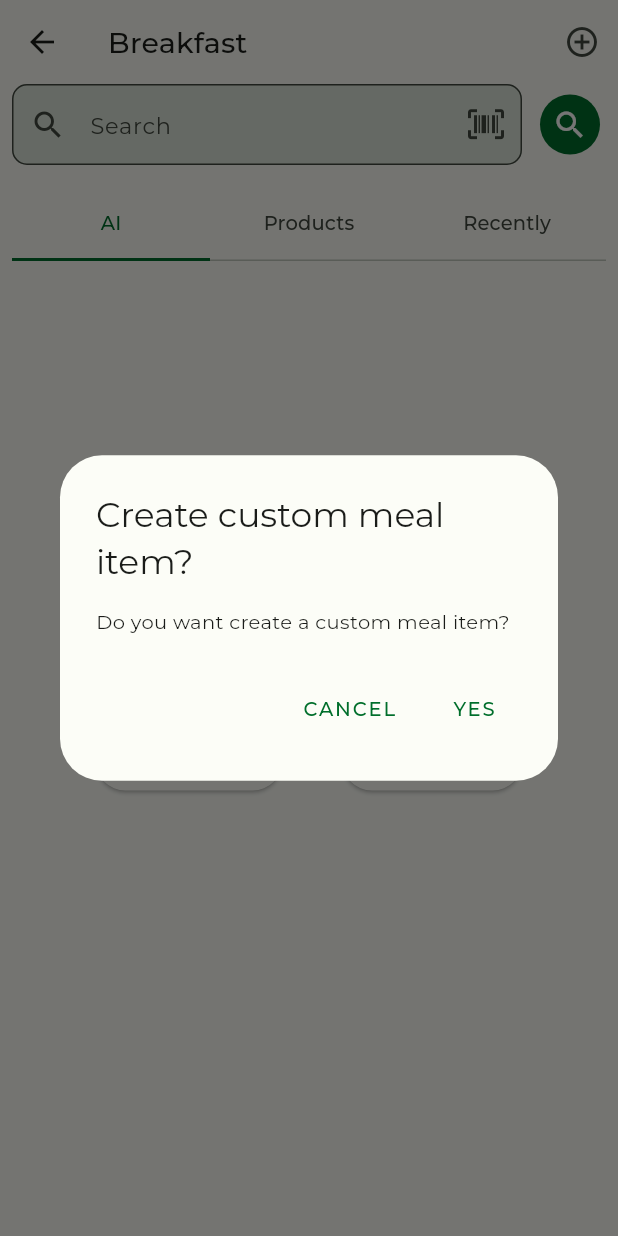
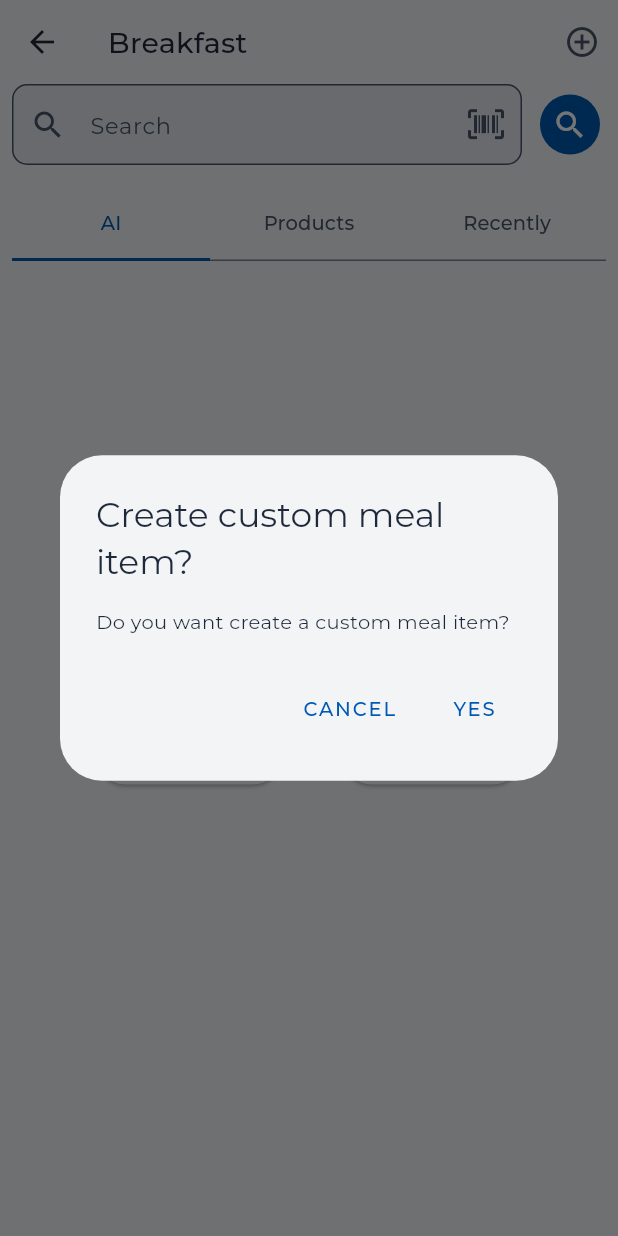
Before and after one commit to oasisjpeg/CalorieAI, a Flutter app: the AddMealScreen screen opened directly with empty values, after a tap on the "add circle outline" icon, on a phone screen of 412 x 824 dp. Run offline on Flutter 3.47's test engine with Material 3 defaults, Android fonts, the phone set to English and light mode, and no system bars; our stand-ins replace animated_flip_counter, auto_size_text, cached_network_image, envied, equatable, file_picker and 14 more; missing offline and left inert: horizontal_picker, mobile_scanner; accounts and stored records are empty; generated files the repository leaves out were written again.

Commit message:
changed app icon, added gemini prompt, changed standard color to blue

```diff
--- a/lib/core/styles/color_schemes.dart
+++ b/lib/core/styles/color_schemes.dart
@@ -6,64 +6,64 @@ import 'package:flutter/material.dart';
 ///
 const lightColorScheme = ColorScheme(
   brightness: Brightness.light,
-  primary: Color(0xFF006E2B),
+  primary: Color(0xFF0059B3), // Modern blue
   onPrimary: Color(0xFFFFFFFF),
-  primaryContainer: Color(0xFF69FF89),
-  onPrimaryContainer: Color(0xFF002108),
-  secondary: Color(0xFF516351),
+  primaryContainer: Color(0xFFB3E5FC), // Light blue
+  onPrimaryContainer: Color(0xFF003162),
+  secondary: Color(0xFF4285F4), // Google blue
   onSecondary: Color(0xFFFFFFFF),
-  secondaryContainer: Color(0xFFD4E8D1),
-  onSecondaryContainer: Color(0xFF0F1F11),
-  tertiary: Color(0xFF39656C),
+  secondaryContainer: Color(0xFFE3F2FD),
+  onSecondaryContainer: Color(0xFF1976D2),
+  tertiary: Color(0xFF2196F3), // Light blue
   onTertiary: Color(0xFFFFFFFF),
-  tertiaryContainer: Color(0xFFBDEAF3),
-  onTertiaryContainer: Color(0xFF001F24),
+  tertiaryContainer: Color(0xFFE3F2FD),
+  onTertiaryContainer: Color(0xFF1976D2),
   error: Color(0xFFBA1A1A),
   errorContainer: Color(0xFFFFDAD6),
   onError: Color(0xFFFFFFFF),
   onErrorContainer: Color(0xFF410002),
-  surface: Color(0xFFFCFDF7),
-  onSurface: Color(0xFF1A1C19),
-  surfaceContainerHighest: Color(0xFFDDE5D9),
-  onSurfaceVariant: Color(0xFF424940),
-  outline: Color(0xFF727970),
-  onInverseSurface: Color(0xFFF0F1EB),
-  inverseSurface: Color(0xFF2E312D),
-  inversePrimary: Color(0xFF33E36A),
+  surface: Color(0xFFF3F4F6), // Light gray
+  onSurface: Color(0xFF1E293B),
+  surfaceContainerHighest: Color(0xFFE2E8F0),
+  onSurfaceVariant: Color(0xFF475569),
+  outline: Color(0xFF94A3B8),
+  onInverseSurface: Color(0xFFE2E8F0),
+  inverseSurface: Color(0xFF334155),
+  inversePrimary: Color(0xFFB3E5FC),
   shadow: Color(0xFF000000),
-  surfaceTint: Color(0xFF006E2B),
-  outlineVariant: Color(0xFFC1C9BE),
+  surfaceTint: Color(0xFF0059B3),
+  outlineVariant: Color(0xFF748594),
   scrim: Color(0xFF000000),
 );
 
 const darkColorScheme = ColorScheme(
   brightness: Brightness.dark,
-  primary: Color(0xFF33E36A),
-  onPrimary: Color(0xFF003913),
-  primaryContainer: Color(0xFF00531F),
-  onPrimaryContainer: Color(0xFF69FF89),
-  secondary: Color(0xFFB8CCB5),
-  onSecondary: Color(0xFF243425),
-  secondaryContainer: Color(0xFF3A4B3A),
-  onSecondaryContainer: Color(0xFFD4E8D1),
-  tertiary: Color(0xFFA1CED6),
-  onTertiary: Color(0xFF00363D),
-  tertiaryContainer: Color(0xFF1F4D54),
-  onTertiaryContainer: Color(0xFFBDEAF3),
+  primary: Color(0xFFB3E5FC),
+  onPrimary: Color(0xFF003162),
+  primaryContainer: Color(0xFF004A93),
+  onPrimaryContainer: Color(0xFFB3E5FC),
+  secondary: Color(0xFFBBDEFB),
+  onSecondary: Color(0xFF1976D2),
+  secondaryContainer: Color(0xFF1976D2),
+  onSecondaryContainer: Color(0xFFBBDEFB),
+  tertiary: Color(0xFFBBDEFB),
+  onTertiary: Color(0xFF1976D2),
+  tertiaryContainer: Color(0xFF1976D2),
+  onTertiaryContainer: Color(0xFFBBDEFB),
   error: Color(0xFFFFB4AB),
   errorContainer: Color(0xFF93000A),
   onError: Color(0xFF690005),
   onErrorContainer: Color(0xFFFFDAD6),
-  surface: Color(0xFF1A1C19),
-  onSurface: Color(0xFFE2E3DD),
-  surfaceContainerHighest: Color(0xFF424940),
-  onSurfaceVariant: Color(0xFFC1C9BE),
-  outline: Color(0xFF8B9389),
-  onInverseSurface: Color(0xFF1A1C19),
-  inverseSurface: Color(0xFFE2E3DD),
-  inversePrimary: Color(0xFF006E2B),
+  surface: Color(0xFF1E293B),
+  onSurface: Color(0xFFE2E8F0),
+  surfaceContainerHighest: Color(0xFF475569),
+  onSurfaceVariant: Color(0xFFC7D2E4),
+  outline: Color(0xFF8690A1),
+  onInverseSurface: Color(0xFF1E293B),
+  inverseSurface: Color(0xFFE2E8F0),
+  inversePrimary: Color(0xFF0059B3),
   shadow: Color(0xFF000000),
-  surfaceTint: Color(0xFF33E36A),
-  outlineVariant: Color(0xFF424940),
+  surfaceTint: Color(0xFFB3E5FC),
+  outlineVariant: Color(0xFF475569),
   scrim: Color(0xFF000000),
 );
--- a/lib/features/add_meal/presentation/widgets/food_image_analyzer.dart
+++ b/lib/features/add_meal/presentation/widgets/food_image_analyzer.dart
@@ -4,6 +4,7 @@ import 'dart:typed_data';
 import 'package:opennutritracker/core/services/imgbb_service.dart';
 
 import 'package:flutter/material.dart';
+import 'package:flutter/services.dart';
 import 'package:image_picker/image_picker.dart';
 import 'package:logging/logging.dart';
 import 'package:opennutritracker/core/domain/entity/intake_type_entity.dart';
@@ -36,12 +37,15 @@ class FoodImageAnalyzer extends StatefulWidget {
 class _FoodImageAnalyzerState extends State<FoodImageAnalyzer> {
   final log = Logger('FoodImageAnalyzer');
   final ImagePicker _picker = ImagePicker();
+  final FocusNode _promptFocusNode = FocusNode();
 
   File? _imageFile;
   bool _isAnalyzing = false;
   String _analysisResult = '';
   Map<String, dynamic>? _foodData;
   late GeminiService _geminiService;
+  final TextEditingController _promptController = TextEditingController();
+  bool _hasPrompt = false;
 
   // Flag to track if we can add this food to the meal log
 
@@ -79,6 +83,13 @@ class _FoodImageAnalyzerState extends State<FoodImageAnalyzer> {
     _geminiService = locator<GeminiService>();
   }
 
+  @override
+  void dispose() {
+    _promptController.dispose();
+    _promptFocusNode.dispose();
+    super.dispose();
+  }
+
   Future<void> _getImage(ImageSource source) async {
     try {
       final XFile? pickedFile = await _picker.pickImage(
@@ -93,10 +104,9 @@ class _FoodImageAnalyzerState extends State<FoodImageAnalyzer> {
           _imageFile = File(pickedFile.path);
           _analysisResult = '';
           _isAnalyzing = false;
+          _hasPrompt = false;
+          _promptController.clear();
         });
-
-        // Automatically analyze the image
-        _analyzeImage();
       }
     } catch (e) {
       log.severe('Error picking image: $e');
@@ -107,7 +117,7 @@ class _FoodImageAnalyzerState extends State<FoodImageAnalyzer> {
   }
 
   Future<void> _analyzeImage() async {
-    if (_imageFile == null) return;
+    if (_imageFile == null || !_hasPrompt) return;
 
     setState(() {
       _isAnalyzing = true;
@@ -116,8 +126,22 @@ class _FoodImageAnalyzerState extends State<FoodImageAnalyzer> {
     });
 
     try {
-      final imageBytes = await _imageFile!.readAsBytes();
-      final jsonResponse = await _geminiService.analyzeFoodImage(imageBytes);
+      final imageUrl = await _uploadImageToImgbb(_imageFile!);
+      if (imageUrl == null) {
+        setState(() {
+          _isAnalyzing = false;
+          _analysisResult = 'Failed to upload image';
+        });
+        return;
+      }
+
+      // Include the prompt in the Gemini analysis
+      final prompt = _promptController.text.trim();
+      final jsonResponse = await _geminiService.analyzeFoodImage(
+        imageBytes: _imageFile!.readAsBytesSync(),
+        context: context,
+        prompt: prompt,
+      );
 
       try {
         // Clean up the response if it contains markdown code blocks
@@ -154,18 +178,6 @@ class _FoodImageAnalyzerState extends State<FoodImageAnalyzer> {
         }
       } catch (jsonError) {
         log.warning('Error parsing JSON response: $jsonError');
-        setState(() {
-          // Fallback to showing the raw response
-          _analysisResult = jsonResponse;
-          _isAnalyzing = false;
-        });
-
-        // Try to extract search terms using the original method
-        final searchTerms =
-            await _geminiService.extractSearchTerms(jsonResponse);
-        if (searchTerms.isNotEmpty) {
-          widget.onSearchTermsExtracted(searchTerms);
-        }
       }
     } catch (e) {
       log.severe('Error analyzing image: $e');
@@ -258,14 +270,17 @@ class _FoodImageAnalyzerState extends State<FoodImageAnalyzer> {
     }
   }
 
-
-
   @override
   Widget build(BuildContext context) {
-    return SingleChildScrollView(
+    return GestureDetector(
+      onTap: () {
+        _promptFocusNode.unfocus();
+      },
+      child: SingleChildScrollView(
         child: Column(
           children: [
-          if (!_isAnalyzing)
+          // Show buttons if not analyzing and no image selected
+          if (!_isAnalyzing && _imageFile == null)
             Row(
               mainAxisAlignment: MainAxisAlignment.spaceEvenly,
               children: [
@@ -281,10 +296,16 @@ class _FoodImageAnalyzerState extends State<FoodImageAnalyzer> {
                 ),
               ],
             ),
+
+          // Show loading indicator while analyzing
           if (_isAnalyzing)
-            const Center(child: CircularProgressIndicator())
-          // Only show image and results if not analyzing
-          else if (_imageFile != null) ...[
+            const Padding(
+              padding: EdgeInsets.all(40.0),
+              child: Center(child: CircularProgressIndicator()),
+            ),
+
+          // Show image and prompt if image is selected and not analyzing
+          if (!_isAnalyzing && _imageFile != null) ...[
             ClipRRect(
               borderRadius: BorderRadius.circular(8),
               child: Image.file(
@@ -294,10 +315,58 @@ class _FoodImageAnalyzerState extends State<FoodImageAnalyzer> {
                 fit: BoxFit.cover,
               ),
             ),
+            if (!_hasPrompt)
+              Padding(
+                padding: const EdgeInsets.all(16.0),
+                child: Column(
+                  children: [
+                    TextField(
+                      controller: _promptController,
+                      focusNode: _promptFocusNode,
+                      decoration: const InputDecoration(
+                        labelText: 'Add prompt for Gemini (optional)',
+                        hintText:
+                            'e.g., "This is a close-up of a salad with tomatoes and cucumbers"',
+                        border: OutlineInputBorder(),
+                      ),
+                      maxLines: 3,
+                      minLines: 1,
+                      keyboardType: TextInputType.text,
+                      textInputAction: TextInputAction.done,
+                      onSubmitted: (String value) {
+                        setState(() {
+                          _hasPrompt = value.trim().isNotEmpty;
+                          _isAnalyzing = true;
+                        });
+                        _analyzeImage();
+                        _promptFocusNode.unfocus();
+                      },
+                    ),
+                    const SizedBox(height: 16),
+                    ElevatedButton(
+                      style: ElevatedButton.styleFrom(
+                        backgroundColor: Theme.of(context).colorScheme.primary,
+                        foregroundColor: Theme.of(context).colorScheme.onPrimary,
+                      ),
+                      onPressed: () {
+                        setState(() {
+                          _hasPrompt = _promptController.text.trim().isNotEmpty;
+                          _isAnalyzing = true;
+                        });
+                        _analyzeImage();
+                      },
+                      child: const Text('Analyze with Gemini'),
+                    ),
+                  ],
+                ),
+              ),
+          ],
+
           const SizedBox(height: 8),
-            if (_analysisResult.isNotEmpty) ...[
-              if (_analysisResult
-                  .startsWith('Error analyzing image')) // Show error card
+
+          // Show analysis result (if any)
+          if (_analysisResult.isNotEmpty)
+            if (_analysisResult.startsWith('Error analyzing image'))
               Padding(
                 padding:
                     const EdgeInsets.symmetric(vertical: 12, horizontal: 8),
@@ -311,8 +380,7 @@ class _FoodImageAnalyzerState extends State<FoodImageAnalyzer> {
                         color: Theme.of(context).colorScheme.error, size: 36),
                     title: Text(
                       'Analysis Failed',
-                        style:
-                            Theme.of(context).textTheme.titleMedium?.copyWith(
+                      style: Theme.of(context).textTheme.titleMedium?.copyWith(
                             color: Theme.of(context).colorScheme.error,
                             fontWeight: FontWeight.bold,
                           ),
@@ -331,7 +399,7 @@ class _FoodImageAnalyzerState extends State<FoodImageAnalyzer> {
                   ),
                 ),
               )
-              else // Show normal analysis result
+            else
               Container(
                 width: double.infinity,
                 padding: const EdgeInsets.all(12),
@@ -359,10 +427,8 @@ class _FoodImageAnalyzerState extends State<FoodImageAnalyzer> {
                         const SizedBox(width: 8),
                         Text(
                           'Food Analysis',
-                            style: Theme.of(context)
-                                .textTheme
-                                .titleMedium
-                                ?.copyWith(
+                          style:
+                              Theme.of(context).textTheme.titleMedium?.copyWith(
                                     fontWeight: FontWeight.bold,
                                   ),
                         ),
@@ -383,10 +449,8 @@ class _FoodImageAnalyzerState extends State<FoodImageAnalyzer> {
                   ],
                 ),
               ),
-            ]
-          ],
         ],
       ),
-    );
+    ));
   }
 }
--- a/lib/l10n/intl_en.arb
+++ b/lib/l10n/intl_en.arb
@@ -49,6 +49,10 @@
   "onboardingGoalQuestionSubtitle": "What's your current weight goal?",
   "onboardingSaveUserError": "Wrong input, please try again",
   "settingsUnitsLabel": "Units",
+  "stepsPermissionDenied": "Please grant access to Apple Health to track your steps",
+  "stepsGrantAccess": "Grant Access",
+  "steps": "Steps",
+  "stepsToday": "Today"
   "settingsCalculationsLabel": "Calculations",
   "settingsThemeLabel": "Theme",
   "settingsThemeLightLabel": "Light",
--- a/pubspec.yaml
+++ b/pubspec.yaml
@@ -15,7 +15,7 @@ publish_to: 'none' # Remove this line if you wish to publish to pub.dev
 # In iOS, build-name is used as CFBundleShortVersionString while build-number is used as CFBundleVersion.
 # Read more about iOS versioning at
 # https://developer.apple.com/library/archive/documentation/General/Reference/InfoPlistKeyReference/Articles/CoreFoundationKeys.html
-version: 1.10.0+40
+version: 1.10.1+1
 
 environment:
   sdk: '>=3.0.0 <4.0.0'
```
Also changed, not shown: lib/core/services/gemini_service.dart (+15 -27 lines), lib/core/services/apple_health_service.dart (added), lib/features/home/presentation/widgets/steps_widget.dart (added), 67 other files. Lines whose indentation alone changed are shown as unchanged.
